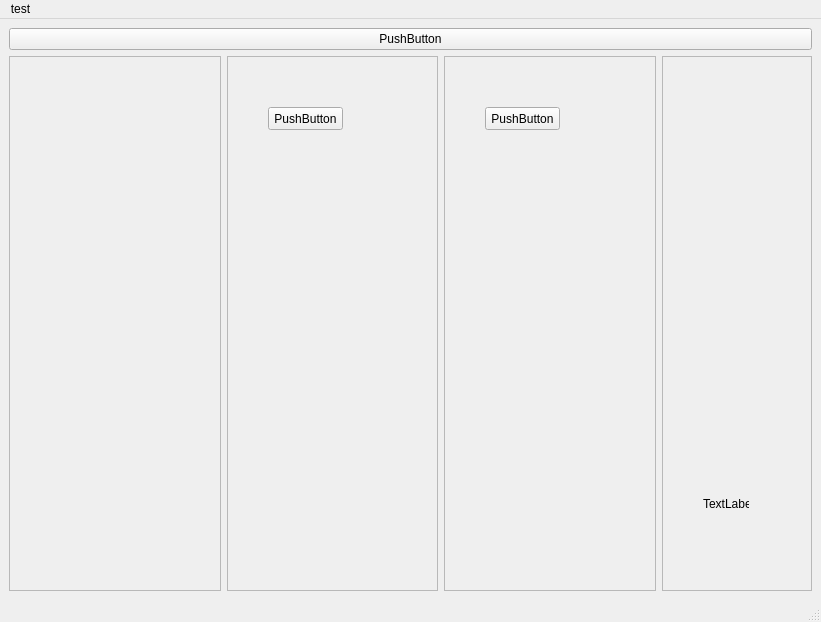
RafiKueng/dropContactAngleMeasurement, file gui/dropgui.ui: the form before one commit.
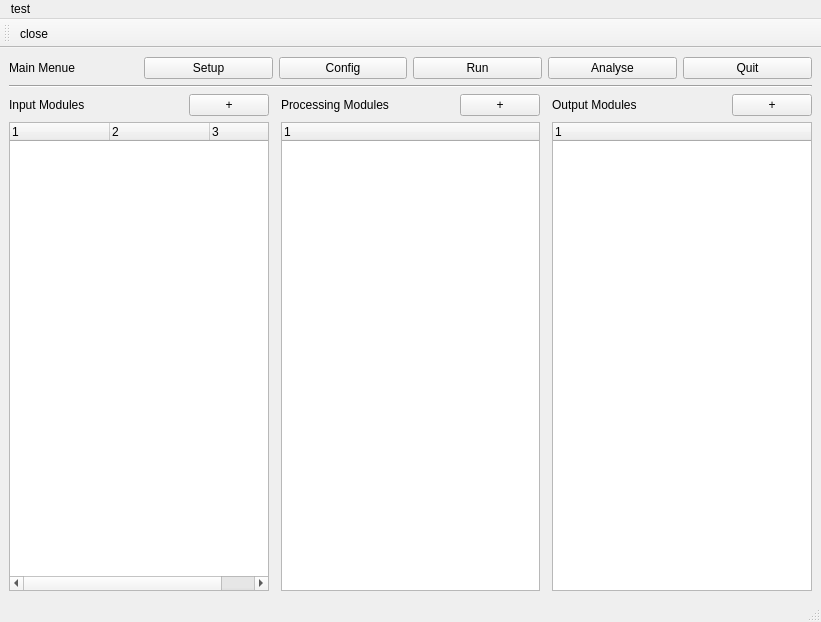
The form after the commit.

Patch:
```diff
--- a/gui/dropgui.ui
+++ b/gui/dropgui.ui
@@ -24,140 +24,207 @@
        <enum>QLayout::SetMinimumSize</enum>
       </property>
       <item>
-       <widget class="QPushButton" name="pushButton">
-        <property name="text">
-         <string>PushButton</string>
+       <layout class="QHBoxLayout" name="horizontalLayout_2">
+        <item>
+         <widget class="QLabel" name="label_2">
+          <property name="text">
+           <string>Main Menue</string>
+          </property>
+         </widget>
+        </item>
+        <item>
+         <widget class="QPushButton" name="pushButton_4">
+          <property name="text">
+           <string>Setup</string>
+          </property>
+         </widget>
+        </item>
+        <item>
+         <widget class="QPushButton" name="pushButton_7">
+          <property name="text">
+           <string>Config</string>
+          </property>
+         </widget>
+        </item>
+        <item>
+         <widget class="QPushButton" name="pushButton_6">
+          <property name="text">
+           <string>Run</string>
+          </property>
+         </widget>
+        </item>
+        <item>
+         <widget class="QPushButton" name="pushButton_5">
+          <property name="text">
+           <string>Analyse</string>
+          </property>
+         </widget>
+        </item>
+        <item>
+         <widget class="QPushButton" name="pushButton">
+          <property name="text">
+           <string>Quit</string>
+          </property>
+         </widget>
+        </item>
+       </layout>
+      </item>
+      <item>
+       <widget class="Line" name="line">
+        <property name="orientation">
+         <enum>Qt::Horizontal</enum>
         </property>
        </widget>
       </item>
       <item>
        <layout class="QHBoxLayout" name="horizontalLayout">
         <item>
-         <widget class="QScrollArea" name="scrollArea">
-          <property name="widgetResizable">
-           <bool>true</bool>
-          </property>
-          <widget class="QWidget" name="scrollAreaWidgetContents">
-           <property name="geometry">
-            <rect>
-             <x>0</x>
-             <y>0</y>
-             <width>208</width>
-             <height>528</height>
-            </rect>
-           </property>
-          </widget>
-         </widget>
-        </item>
-        <item>
-         <widget class="QScrollArea" name="scrollArea_2">
-          <property name="widgetResizable">
-           <bool>true</bool>
-          </property>
-          <widget class="QWidget" name="scrollAreaWidgetContents_2">
-           <property name="geometry">
-            <rect>
-             <x>0</x>
-             <y>0</y>
-             <width>209</width>
-             <height>528</height>
-            </rect>
-           </property>
+         <layout class="QGridLayout" name="gridLayout_2">
+          <item row="1" column="0" colspan="3">
+           <widget class="QTreeWidget" name="treeInput">
+            <property name="columnCount">
+             <number>3</number>
+            </property>
+            <column>
+             <property name="text">
+              <string notr="true">1</string>
+             </property>
+            </column>
+            <column>
+             <property name="text">
+              <string notr="true">2</string>
+             </property>
+            </column>
+            <column>
+             <property name="text">
+              <string notr="true">3</string>
+             </property>
+            </column>
+           </widget>
+          </item>
+          <item row="0" column="2">
            <widget class="QPushButton" name="pushButton_3">
-            <property name="geometry">
-             <rect>
-              <x>40</x>
-              <y>50</y>
-              <width>75</width>
-              <height>23</height>
-             </rect>
-            </property>
             <property name="text">
-             <string>PushButton</string>
+             <string>+</string>
             </property>
            </widget>
-          </widget>
-         </widget>
-        </item>
-        <item>
-         <widget class="QScrollArea" name="scrollArea_4">
-          <property name="widgetResizable">
-           <bool>true</bool>
-          </property>
-          <widget class="QWidget" name="scrollAreaWidgetContents_4">
-           <property name="geometry">
-            <rect>
-             <x>0</x>
-             <y>0</y>
-             <width>208</width>
-             <height>528</height>
-            </rect>
-           </property>
-           <widget class="QPushButton" name="pushButton_2">
-            <property name="geometry">
-             <rect>
-              <x>40</x>
-              <y>50</y>
-              <width>75</width>
-              <height>23</height>
-             </rect>
-            </property>
-            <property name="text">
-             <string>PushButton</string>
-            </property>
-           </widget>
-          </widget>
-         </widget>
-        </item>
-        <item>
-         <widget class="QScrollArea" name="scrollArea_3">
-          <property name="sizePolicy">
-           <sizepolicy hsizetype="Fixed" vsizetype="Expanding">
-            <horstretch>0</horstretch>
-            <verstretch>0</verstretch>
-           </sizepolicy>
-          </property>
-          <property name="minimumSize">
-           <size>
-            <width>150</width>
-            <height>0</height>
-           </size>
-          </property>
-          <property name="toolTip">
-           <string>&lt;!DOCTYPE HTML PUBLIC &quot;-//W3C//DTD HTML 4.0//EN&quot; &quot;http://www.w3.org/TR/REC-html40/strict.dtd&quot;&gt;
-&lt;html&gt;&lt;head&gt;&lt;meta name=&quot;qrichtext&quot; content=&quot;1&quot; /&gt;&lt;style type=&quot;text/css&quot;&gt;
-p, li { white-space: pre-wrap; }
-&lt;/style&gt;&lt;/head&gt;&lt;body style=&quot; font-family:'MS Shell Dlg 2'; font-size:8.25pt; font-weight:400; font-style:normal;&quot;&gt;
-&lt;p style=&quot; margin-top:0px; margin-bottom:0px; margin-left:0px; margin-right:0px; -qt-block-indent:0; text-indent:0px;&quot;&gt;&lt;span style=&quot; font-weight:600;&quot;&gt;ghjghj&lt;/span&gt;ghjghj&lt;/p&gt;&lt;/body&gt;&lt;/html&gt;</string>
-          </property>
-          <property name="widgetResizable">
-           <bool>true</bool>
-          </property>
-          <widget class="QWidget" name="scrollAreaWidgetContents_3">
-           <property name="geometry">
-            <rect>
-             <x>0</x>
-             <y>0</y>
-             <width>148</width>
-             <height>528</height>
-            </rect>
-           </property>
+          </item>
+          <item row="0" column="0">
            <widget class="QLabel" name="label">
-            <property name="geometry">
-             <rect>
-              <x>40</x>
-              <y>440</y>
-              <width>46</width>
-              <height>13</height>
-             </rect>
+            <property name="text">
+             <string>Input Modules</string>
             </property>
+           </widget>
+          </item>
+          <item row="0" column="1">
+           <spacer name="horizontalSpacer">
+            <property name="orientation">
+             <enum>Qt::Horizontal</enum>
+            </property>
+            <property name="sizeHint" stdset="0">
+             <size>
+              <width>40</width>
+              <height>20</height>
+             </size>
+            </property>
+           </spacer>
+          </item>
+         </layout>
+        </item>
+        <item>
+         <widget class="Line" name="line_2">
+          <property name="orientation">
+           <enum>Qt::Horizontal</enum>
+          </property>
+         </widget>
+        </item>
+        <item>
+         <layout class="QGridLayout" name="gridLayout_3">
+          <item row="2" column="0" colspan="3">
+           <widget class="QTreeWidget" name="treeWidget">
+            <column>
+             <property name="text">
+              <string notr="true">1</string>
+             </property>
+            </column>
+           </widget>
+          </item>
+          <item row="0" column="2">
+           <widget class="QPushButton" name="pushButton_9">
             <property name="text">
-             <string>TextLabel</string>
+             <string>+</string>
             </property>
            </widget>
-          </widget>
+          </item>
+          <item row="0" column="0">
+           <widget class="QLabel" name="label_3">
+            <property name="text">
+             <string>Processing Modules</string>
+            </property>
+           </widget>
+          </item>
+          <item row="0" column="1">
+           <spacer name="horizontalSpacer_2">
+            <property name="orientation">
+             <enum>Qt::Horizontal</enum>
+            </property>
+            <property name="sizeHint" stdset="0">
+             <size>
+              <width>40</width>
+              <height>20</height>
+             </size>
+            </property>
+           </spacer>
+          </item>
+         </layout>
+        </item>
+        <item>
+         <widget class="Line" name="line_3">
+          <property name="orientation">
+           <enum>Qt::Horizontal</enum>
+          </property>
          </widget>
         </item>
+        <item>
+         <layout class="QGridLayout" name="gridLayout_4">
+          <item row="0" column="1">
+           <spacer name="horizontalSpacer_3">
+            <property name="orientation">
+             <enum>Qt::Horizontal</enum>
+            </property>
+            <property name="sizeHint" stdset="0">
+             <size>
+              <width>40</width>
+              <height>20</height>
+             </size>
+            </property>
+           </spacer>
+          </item>
+          <item row="0" column="0">
+           <widget class="QLabel" name="label_4">
+            <property name="text">
+             <string>Output Modules</string>
+            </property>
+           </widget>
+          </item>
+          <item row="0" column="2">
+           <widget class="QPushButton" name="pushButton_2">
+            <property name="text">
+             <string>+</string>
+            </property>
+           </widget>
+          </item>
+          <item row="1" column="0" colspan="3">
+           <widget class="QTreeWidget" name="treeWidget_2">
+            <column>
+             <property name="text">
+              <string notr="true">1</string>
+             </property>
+            </column>
+           </widget>
+          </item>
+         </layout>
+        </item>
        </layout>
       </item>
      </layout>
@@ -181,6 +248,30 @@
    <addaction name="menuTest"/>
   </widget>
   <widget class="QStatusBar" name="statusbar"/>
+  <widget class="QToolBar" name="toolBar">
+   <property name="windowTitle">
+    <string>toolBar</string>
+   </property>
+   <attribute name="toolBarArea">
+    <enum>TopToolBarArea</enum>
+   </attribute>
+   <attribute name="toolBarBreak">
+    <bool>false</bool>
+   </attribute>
+   <addaction name="actionClose"/>
+  </widget>
+  <action name="actionClose">
+   <property name="text">
+    <string>close</string>
+   </property>
+   <property name="toolTip">
+    <string>&lt;!DOCTYPE HTML PUBLIC &quot;-//W3C//DTD HTML 4.0//EN&quot; &quot;http://www.w3.org/TR/REC-html40/strict.dtd&quot;&gt;
+&lt;html&gt;&lt;head&gt;&lt;meta name=&quot;qrichtext&quot; content=&quot;1&quot; /&gt;&lt;style type=&quot;text/css&quot;&gt;
+p, li { white-space: pre-wrap; }
+&lt;/style&gt;&lt;/head&gt;&lt;body style=&quot; font-family:'MS Shell Dlg 2'; font-size:8.25pt; font-weight:400; font-style:normal;&quot;&gt;
+&lt;p style=&quot; margin-top:0px; margin-bottom:0px; margin-left:0px; margin-right:0px; -qt-block-indent:0; text-indent:0px;&quot;&gt;Quits the Application &lt;span style=&quot; font-weight:600;&quot;&gt;without&lt;/span&gt; saving&lt;/p&gt;&lt;/body&gt;&lt;/html&gt;</string>
+   </property>
+  </action>
  </widget>
  <resources/>
  <connections/>
```
Left out of the diff: 2 changed lines with no effect on the pictures.
